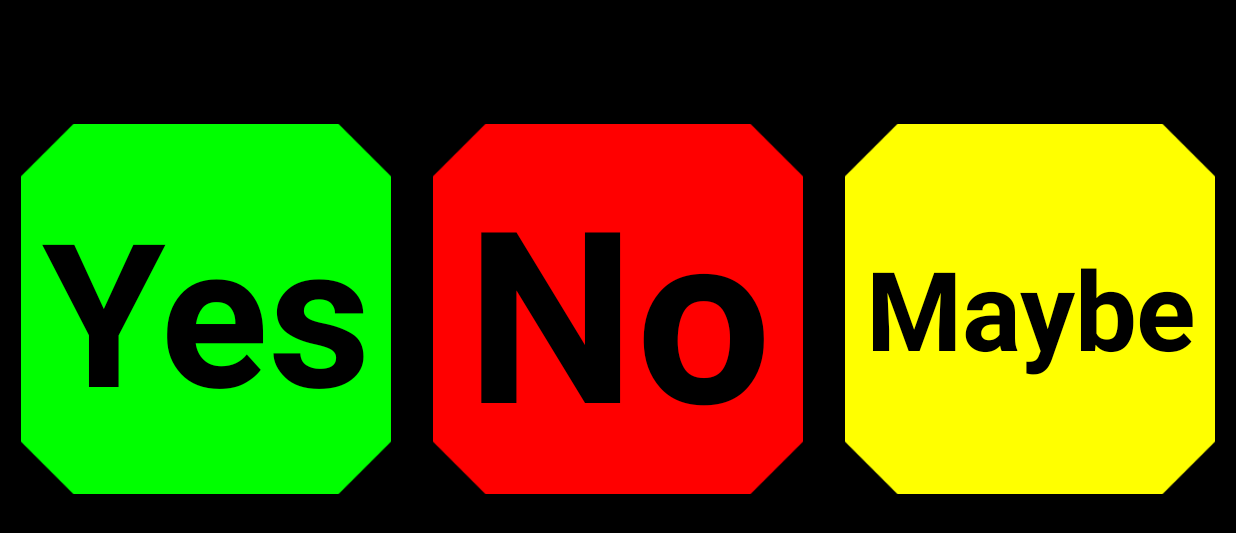
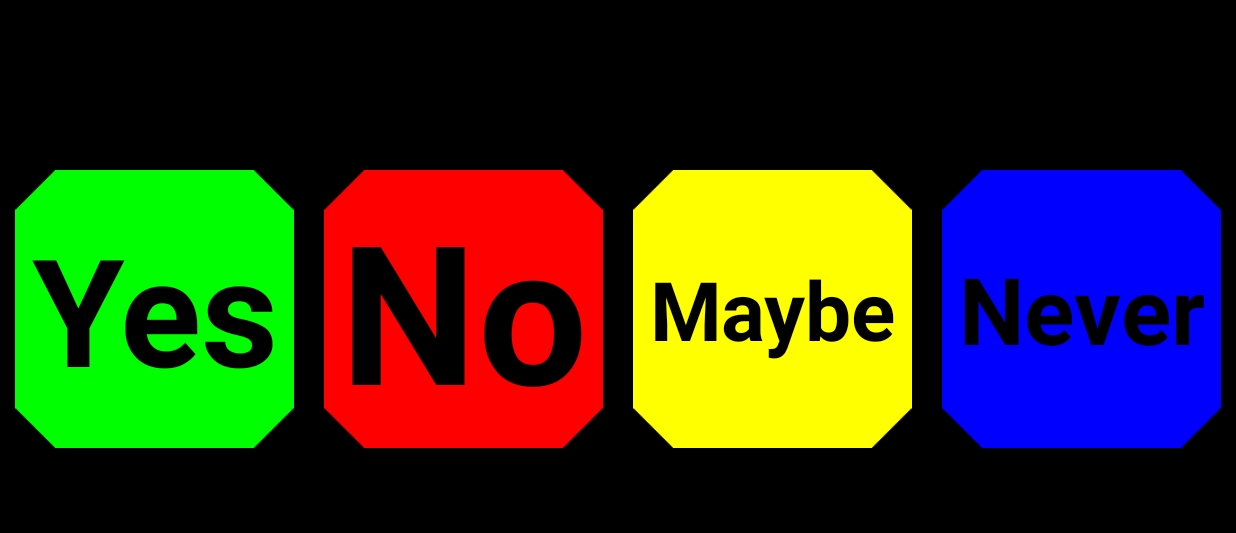
Before and after one commit to petrklima/yesno, an Android app: the screen it shows after launch (MainActivity), on a phone screen of 824 x 412 dp (held sideways). Shown: the top 533 px of the screen. Run offline under Robolectric (Android 15) with nearby library versions, the phone set to English and light mode, and no system bars.

Commit message:
4 tiles in a single line

```diff
--- a/app/src/main/java/com/klima/yesno/MainActivity.kt
+++ b/app/src/main/java/com/klima/yesno/MainActivity.kt
@@ -13,36 +13,39 @@ class MainActivity : AppCompatActivity() {
         super.onCreate(savedInstanceState)
         setContentView(R.layout.activity_main)
 
-
         val tableLayout = findViewById<TableLayout>(R.id.tableLayout)
         val tableRow = TableRow(this)
-        tableRow.setLayoutParams(
-            TableRow.LayoutParams(
-                TableRow.LayoutParams.MATCH_PARENT,
-                TableRow.LayoutParams.MATCH_PARENT,
-                10.0F
-            )
+        tableRow.layoutParams = TableRow.LayoutParams(
+            TableRow.LayoutParams.MATCH_PARENT,
+            TableRow.LayoutParams.MATCH_PARENT,
+            10.0F
         )
         tableRow.tag = "tableRow0"
         tableLayout.addView(tableRow)
 
-
-        val fragmentTransaction = supportFragmentManager.beginTransaction()
-
+        val tiles = ArrayList<Tile>()
         val parser = resources.getXml(R.xml.tiles)
         parser.next()
         var eventType = parser.eventType
         while (eventType != XmlPullParser.END_DOCUMENT) {
             val name: String? = parser.name
-            if ("tile" == name) {
+            if (name == "tile") {
                 if (eventType == XmlPullParser.START_TAG) {
-                    val fragment = TextInCircle.newInstance(Color.parseColor(parser.getAttributeValue(0)), parser.getAttributeValue(2))
-                    fragmentTransaction.add(R.id.tableRow0, fragment)
+                    val tile = Tile(tag = parser.getAttributeValue(1),
+                        colour = Color.parseColor(parser.getAttributeValue(0)),
+                        text = parser.getAttributeValue(2)
+                    )
+                    tiles.add(tile)
                 }
             }
             eventType = parser.next()
         }
 
+        val fragmentTransaction = supportFragmentManager.beginTransaction()
+        for (tile: Tile in tiles) {
+            val fragment = TextInCircle.newInstance(tile.colour, tile.text)
+            fragmentTransaction.add(R.id.tableRow0, fragment, tile.tag)
+        }
         fragmentTransaction.commit()
     }
 }
--- a/app/src/main/java/com/klima/yesno/TextInCircle.kt
+++ b/app/src/main/java/com/klima/yesno/TextInCircle.kt
@@ -1,6 +1,5 @@
 package com.klima.yesno
 
-import android.content.DialogInterface
 import android.content.res.ColorStateList
 import android.graphics.Color
 import android.os.Bundle
@@ -14,9 +13,9 @@ import androidx.fragment.app.Fragment
 
 class TextInCircle : Fragment(), View.OnClickListener {
 
-    var color: Int = Color.BLACK
-    var text: String = ""
-    var backgroundColor: Int = Color.BLACK
+    private var color: Int = Color.BLACK
+    private var text: String = ""
+    private var backgroundColor: Int = Color.BLACK
 
     override fun onCreate(savedInstanceState: Bundle?) {
         super.onCreate(savedInstanceState)
@@ -37,16 +36,16 @@ class TextInCircle : Fragment(), View.OnClickListener {
     override fun onViewCreated(view: View, savedInstanceState: Bundle?) {
         super.onViewCreated(view, savedInstanceState)
         val textView: TextView = view.findViewById(R.id.textView)
-        textView.setText(text)
+        textView.text = text
         val imageView: ImageView = view.findViewById(R.id.imageView)
         ImageViewCompat.setImageTintList(imageView, ColorStateList.valueOf(color))
     }
 
     override fun onClick(view: View?) {
-        if (backgroundColor == Color.BLACK)
-            backgroundColor = color
+        backgroundColor = if (backgroundColor == Color.BLACK)
+            color
         else
-            backgroundColor = Color.BLACK
+            Color.BLACK
 
         view?.setBackgroundColor(backgroundColor)
     }
--- /dev/null
+++ b/app/src/main/java/com/klima/yesno/Tile.kt
@@ -0,0 +1,3 @@
+package com.klima.yesno
+
+data class Tile(val tag: String, val colour: Int, val text: String)
--- a/app/src/main/res/xml/tiles.xml
+++ b/app/src/main/res/xml/tiles.xml
@@ -3,4 +3,5 @@
     <tile name="tileYes" color="green" text="Yes" />
     <tile name="tileNo" color="red" text="No" />
     <tile name="tileMaybe" color="yellow" text="Maybe" />
+    <tile name="tileNever" color="blue" text="Never" />
 </resources>
```
